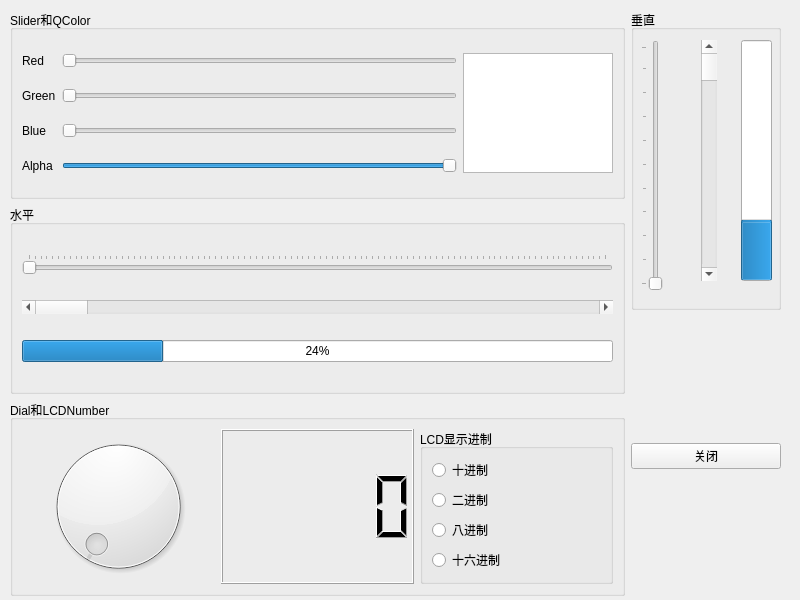
Old version of the form sample_4_4_QSlider/widget.ui in the repository pulllock/qt_samples.
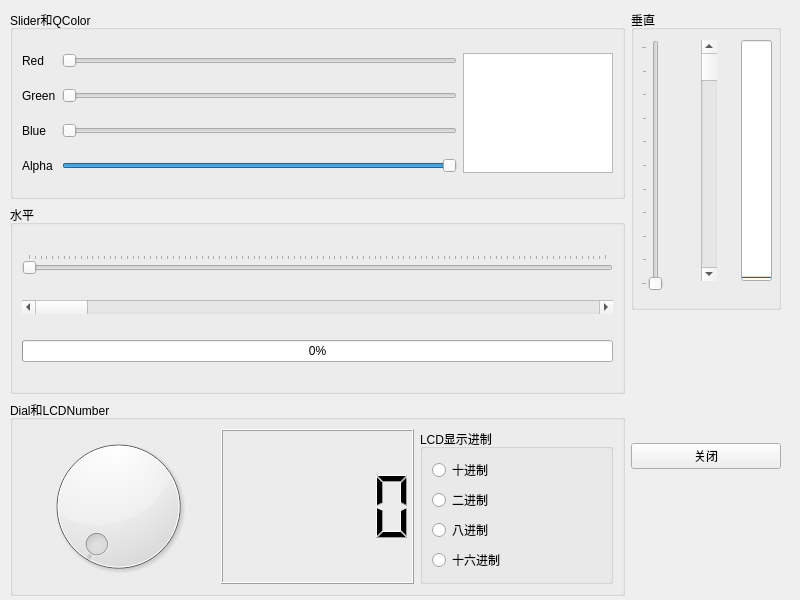
New version of the form.

The edit to the form file:
```diff
--- a/sample_4_4_QSlider/widget.ui
+++ b/sample_4_4_QSlider/widget.ui
@@ -128,7 +128,10 @@
         </property>
         <layout class="QVBoxLayout" name="verticalLayout_2">
          <item>
-          <widget class="QSlider" name="horizontalSlider_5">
+          <widget class="QSlider" name="horizontalSlider">
+           <property name="maximum">
+            <number>100</number>
+           </property>
            <property name="orientation">
             <enum>Qt::Horizontal</enum>
            </property>
@@ -147,7 +150,7 @@
          <item>
           <widget class="QProgressBar" name="progressBar_2">
            <property name="value">
-            <number>24</number>
+            <number>0</number>
            </property>
           </widget>
          </item>
@@ -263,6 +266,9 @@
            <height>251</height>
           </rect>
          </property>
+         <property name="maximum">
+          <number>100</number>
+         </property>
          <property name="orientation">
           <enum>Qt::Vertical</enum>
          </property>
@@ -293,7 +299,7 @@
           </rect>
          </property>
          <property name="value">
-          <number>24</number>
+          <number>0</number>
          </property>
          <property name="orientation">
           <enum>Qt::Vertical</enum>
```
Left out of the diff: 10 changed lines with no effect on the pictures.
